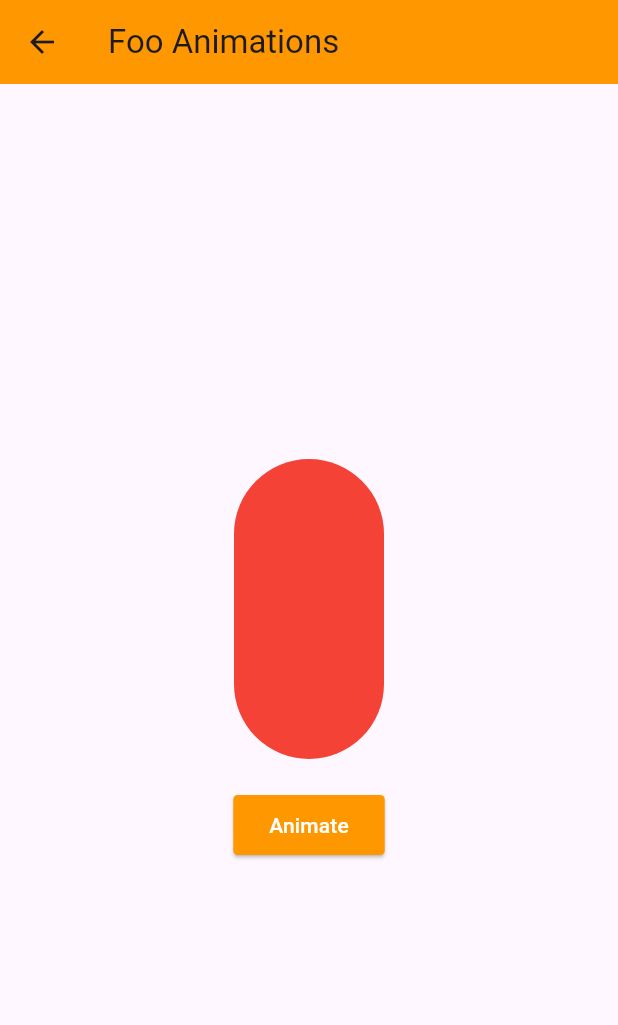
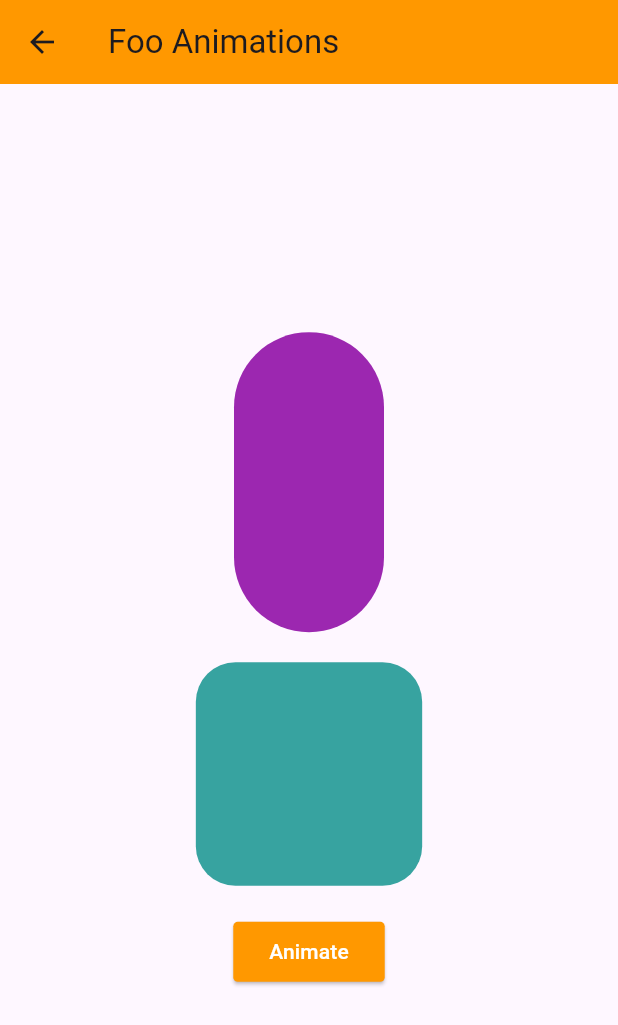
Before and after one commit to thisisdishang/JourneyToFlutter, a Flutter app: the MyAnimatedContainer screen opened directly, after a tap on "Animate", on a phone screen of 412 x 824 dp. Shown: the top 1025 px of the screen. Run offline on Flutter 3.47's test engine with Material 3 defaults, Android fonts, the light colour scheme and no system bars; our stand-ins replace fluttertoast, font_awesome_flutter.

Commit message:
Add another animated container

```diff
--- a/lib/AnimatedContainer.dart
+++ b/lib/AnimatedContainer.dart
@@ -10,11 +10,17 @@ class MyAnimatedContainer extends StatefulWidget {
 class _MyAnimatedContainerState extends State<MyAnimatedContainer> {
   var _width = 200.0;
   var _height = 100.0;
+  var _width2 = 100.0;
+  var _height2 = 200.0;
   bool flag = true;
   Color bgColor = Colors.orange;
   Decoration myDecor = BoxDecoration(
     borderRadius: BorderRadius.circular(2),
     color: Colors.orange,
+  );
+  Decoration myDecor2 = BoxDecoration(
+    borderRadius: BorderRadius.circular(2),
+    color: Colors.blue,
   );
 
   @override
@@ -38,6 +44,16 @@ class _MyAnimatedContainerState extends State<MyAnimatedContainer> {
             SizedBox(
               height: 20,
             ),
+            AnimatedContainer(
+              width: _width2,
+              height: _height2,
+              duration: Duration(seconds: 2),
+              decoration: myDecor2,
+              curve: Curves.slowMiddle,
+            ),
+            SizedBox(
+              height: 20,
+            ),
             ElevatedButton(
               style: ElevatedButton.styleFrom(
                 backgroundColor: Colors.orange,
@@ -53,7 +69,14 @@ class _MyAnimatedContainerState extends State<MyAnimatedContainer> {
                     //bgColor = Colors.red;
                     myDecor = BoxDecoration(
                         borderRadius: BorderRadius.circular(50),
-                        color: Colors.red);
+                        color: Colors.purple);
+
+                    _width2 = 200.0;
+                    _height2 = 100.0;
+                    myDecor2 = BoxDecoration(
+                      borderRadius: BorderRadius.circular(50),
+                      color: Colors.green,
+                    );
                     flag = false;
                   } else {
                     _width = 200.0;
@@ -61,7 +84,13 @@ class _MyAnimatedContainerState extends State<MyAnimatedContainer> {
                     //bgColor = Colors.orange;
                     myDecor = BoxDecoration(
                         borderRadius: BorderRadius.circular(10),
-                        color: Colors.orange);
+                        color: Colors.blue);
+
+                    _width2 = 100.0;
+                    _height2 = 200.0;
+                    myDecor2 = BoxDecoration(
+                        borderRadius: BorderRadius.circular(10),
+                        color: Colors.red);
                     flag = true;
                   }
                 });
```
